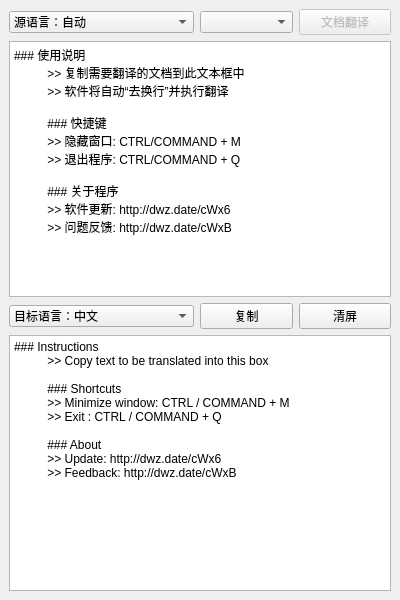
Qt form main_window_layout.ui (fiveflowers/ghs-translator) before a commit.
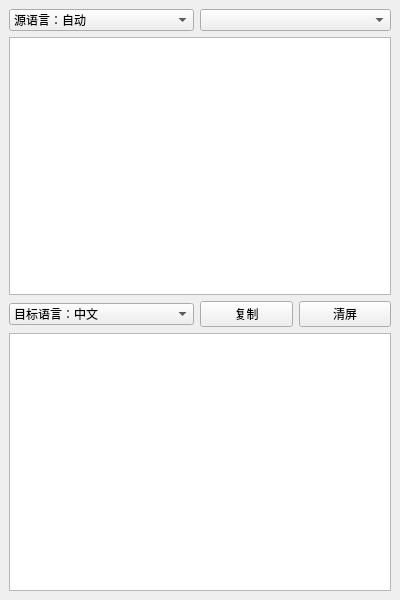
The same form after that commit. Icons and pictures are not drawn.

Patch:
```diff
--- a/main_window_layout.ui
+++ b/main_window_layout.ui
@@ -117,39 +117,18 @@
       <item row="1" column="0" colspan="4">
        <widget class="QPlainTextEdit" name="plainTextEdit_src">
         <property name="plainText">
-         <string>### 使用说明
-          &gt;&gt; 复制需要翻译的文档到此文本框中
-          &gt;&gt; 软件将自动“去换行”并执行翻译
-
-          ### 快捷键
-          &gt;&gt; 隐藏窗口: CTRL/COMMAND + M
-          &gt;&gt; 退出程序: CTRL/COMMAND + Q
-
-          ### 关于程序
-          &gt;&gt; 软件更新: http://dwz.date/cWx6
-          &gt;&gt; 问题反馈: http://dwz.date/cWxB
-         </string>
+            <string/>
         </property>
        </widget>
       </item>
       <item row="3" column="0" colspan="4">
        <widget class="QPlainTextEdit" name="plainTextEdit_dest">
         <property name="plainText">
-         <string>### Instructions
-          &gt;&gt; Copy text to be translated into this box
-
-          ### Shortcuts
-          &gt;&gt; Minimize window: CTRL / COMMAND + M
-          &gt;&gt; Exit : CTRL / COMMAND + Q
-
-          ### About
-          &gt;&gt; Update: http://dwz.date/cWx6
-          &gt;&gt; Feedback: http://dwz.date/cWxB
-         </string>
+            <string/>
         </property>
        </widget>
       </item>
-      <item row="0" column="2">
+         <item row="0" column="2" colspan="2">
        <widget class="QComboBox" name="comboBox_trans_api">
         <property name="placeholderText">
          <string>翻译接口</string>
@@ -176,16 +155,6 @@
         </item>
        </widget>
       </item>
-      <item row="0" column="3">
-       <widget class="QPushButton" name="pushButton_trans_doc">
-        <property name="enabled">
-         <bool>false</bool>
-        </property>
-        <property name="text">
-         <string>文档翻译</string>
-        </property>
-       </widget>
-      </item>
      </layout>
     </item>
    </layout>
```
Lines whose indentation alone changed are shown as unchanged.
